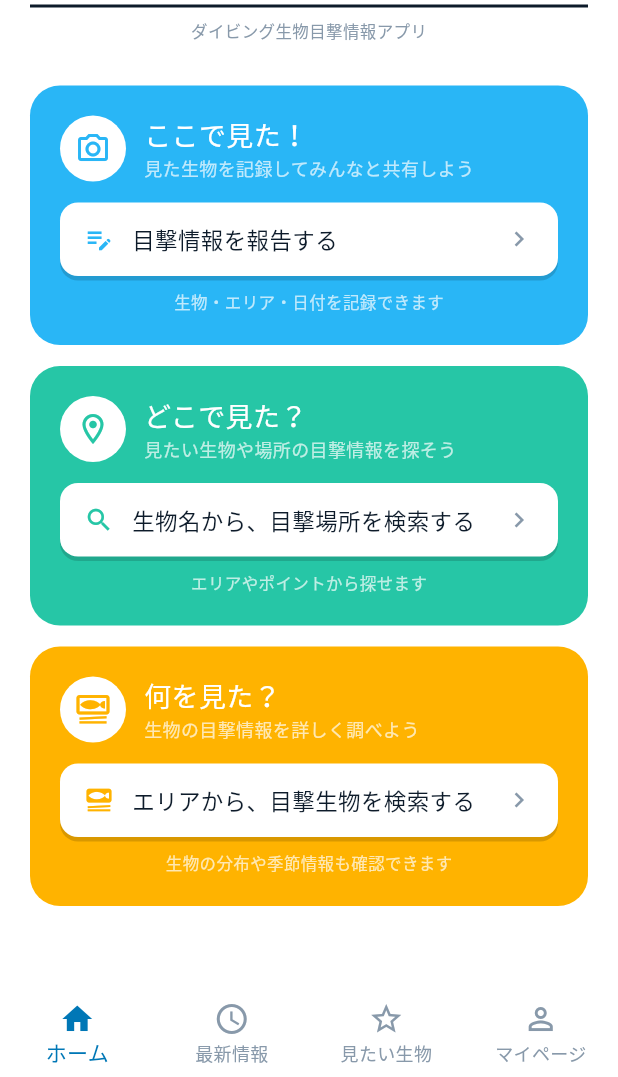
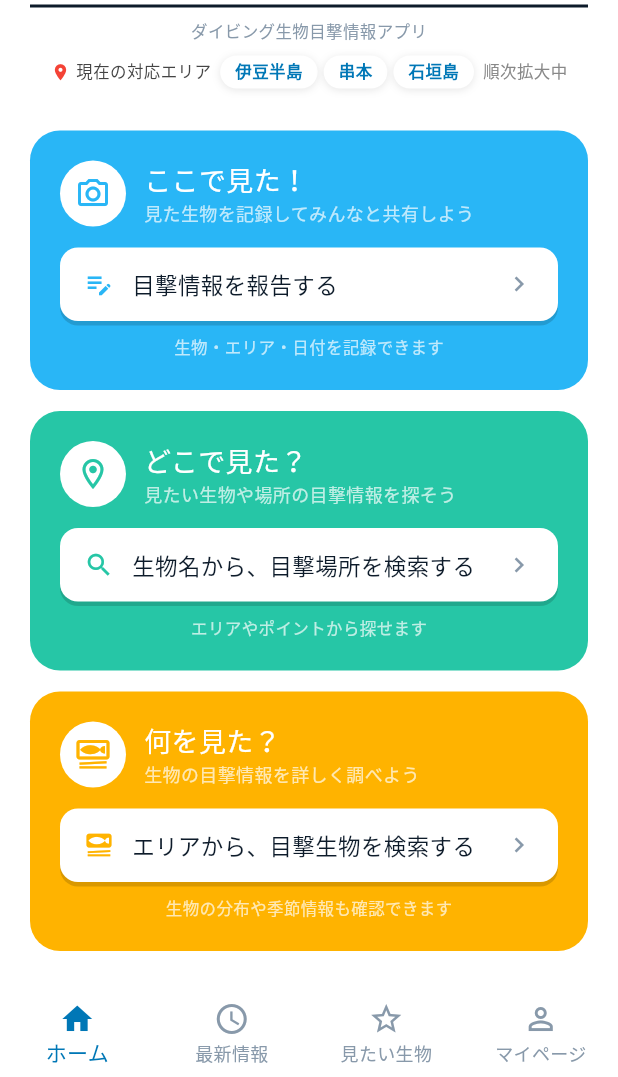
Before and after one commit to sakura9625/wanted-by-divers, a Flutter app: the screen it shows after launch, on a phone screen of 412 x 824 dp, the part 159-1236 px from its top. Run offline on Flutter 3.47's test engine with Material 3 defaults, Android fonts, the phone set to English and light mode, and no system bars; our stand-ins replace cloud_firestore, firebase_auth, firebase_core, flutter_riverpod; accounts and stored records are empty; network calls fail; statements that could not run were skipped.

Commit message:
feat: add coverage area chips to home screen
Co-Authored-By: Claude Opus 5 (1M context) <noreply@anthropic.com>

```diff
--- a/lib/features/home/screens/home_screen.dart
+++ b/lib/features/home/screens/home_screen.dart
@@ -50,6 +50,29 @@ class HomeScreen extends StatelessWidget {
                             color: Color(0xFF8899AA),
                             fontSize: 11,
                           ),
+                        ),
+                        SizedBox(height: 8),
+                        Row(
+                          mainAxisAlignment: MainAxisAlignment.center,
+                          children: [
+                            Icon(Icons.location_on, size: 13, color: Colors.red),
+                            SizedBox(width: 4),
+                            Text(
+                              '現在の対応エリア',
+                              style: TextStyle(fontSize: 11, color: Color(0xFF444444)),
+                            ),
+                            SizedBox(width: 6),
+                            _AreaChip('伊豆半島'),
+                            SizedBox(width: 4),
+                            _AreaChip('串本'),
+                            SizedBox(width: 4),
+                            _AreaChip('石垣島'),
+                            SizedBox(width: 6),
+                            Text(
+                              '順次拡大中',
+                              style: TextStyle(fontSize: 11, color: Color(0xFF888888)),
+                            ),
+                          ],
                         ),
                       ],
                     ),
@@ -240,3 +263,34 @@ class _HomeCard extends StatelessWidget {
     );
   }
 }
+
+class _AreaChip extends StatelessWidget {
+  final String label;
+  const _AreaChip(this.label);
+
+  @override
+  Widget build(BuildContext context) {
+    return Container(
+      padding: const EdgeInsets.symmetric(horizontal: 10, vertical: 3),
+      decoration: BoxDecoration(
+        color: Colors.white,
+        borderRadius: BorderRadius.circular(20),
+        boxShadow: [
+          BoxShadow(
+            color: Colors.black.withValues(alpha: 0.10),
+            blurRadius: 4,
+            offset: const Offset(0, 1),
+          ),
+        ],
+      ),
+      child: Text(
+        label,
+        style: const TextStyle(
+          fontSize: 11,
+          color: Color(0xFF0077B6),
+          fontWeight: FontWeight.w600,
+        ),
+      ),
+    );
+  }
+}
```
